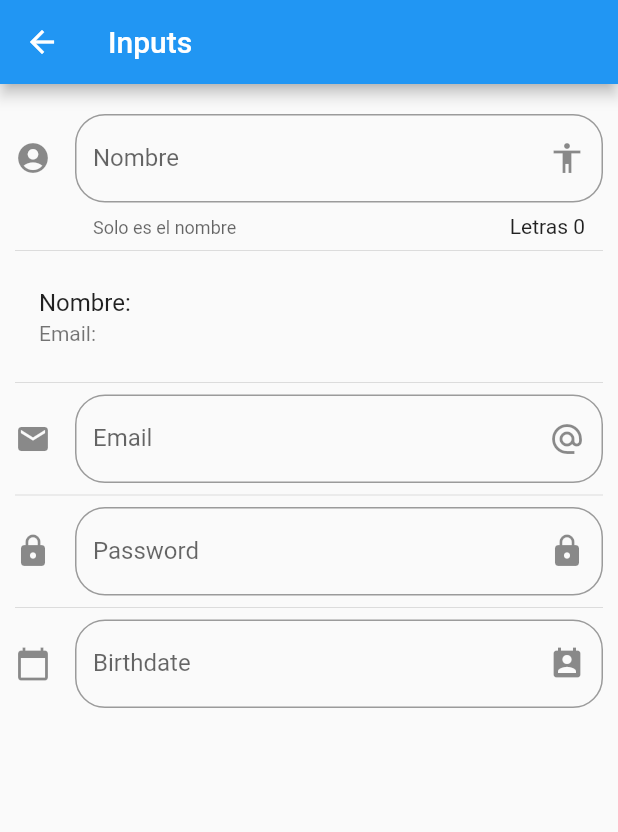
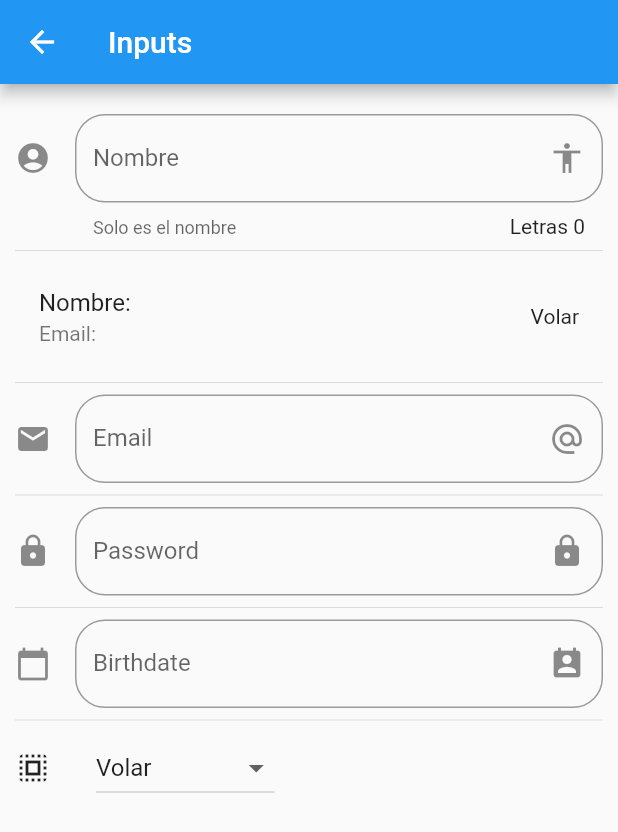
Before and after one commit to YairRdz11/components, a Flutter app: the InputPage screen opened by its route, on a phone screen of 412 x 824 dp. Shown: the top 832 px of the screen. Run offline on Flutter 3.47's test engine with Material 2 defaults, Android fonts, the phone set to English and light mode, and no system bars.

Commit message:
Adding dropdown input

```diff
--- a/lib/src/pages/input_page.dart
+++ b/lib/src/pages/input_page.dart
@@ -11,6 +11,8 @@ class _InputPageState extends State<InputPage> {
   String _name = '';
   String _email = '';
   String _date = '';
+  List<String> _superPowers = ['Volar', 'Rayos X', 'Super Aliento', 'Super fuerza'];
+  String _optionSelected = 'Volar';
   var _nameCount = 0;
   TextEditingController _inputFieldDateController = TextEditingController();
 
@@ -31,10 +33,40 @@ class _InputPageState extends State<InputPage> {
           const Divider(),
           _createPasword(),
           const Divider(),
-          _createDate(context)
+          _createDate(context),
+          const Divider(),
+          _createDropdown()
         ],
       ),
     );
+  }
+
+  List<DropdownMenuItem<String>> GetOptionsDropDown() {
+    List<DropdownMenuItem<String>> list = List.empty(growable: true);
+
+    _superPowers.forEach((element) {
+      list.add(DropdownMenuItem(child: Text(element), value: element));
+    });
+
+    return list;
+  }
+
+  Widget _createDropdown() {
+    return Row(
+      children: <Widget> [
+        const Icon(Icons.select_all),
+        const SizedBox(width: 30.0,),
+        DropdownButton(
+          value: _optionSelected,
+          items: GetOptionsDropDown(),
+          onChanged: (value) {
+            setState(() {
+            _optionSelected = value!;
+            });
+          },
+        )
+      ],
+    ) ;
   }
 
   Widget _createInput() {
@@ -64,6 +96,7 @@ class _InputPageState extends State<InputPage> {
     return ListTile(
       title: Text('Nombre: $_name'),
       subtitle: Text('Email: $_email'),
+      trailing: Text(_optionSelected),
     );
   }
 
```
